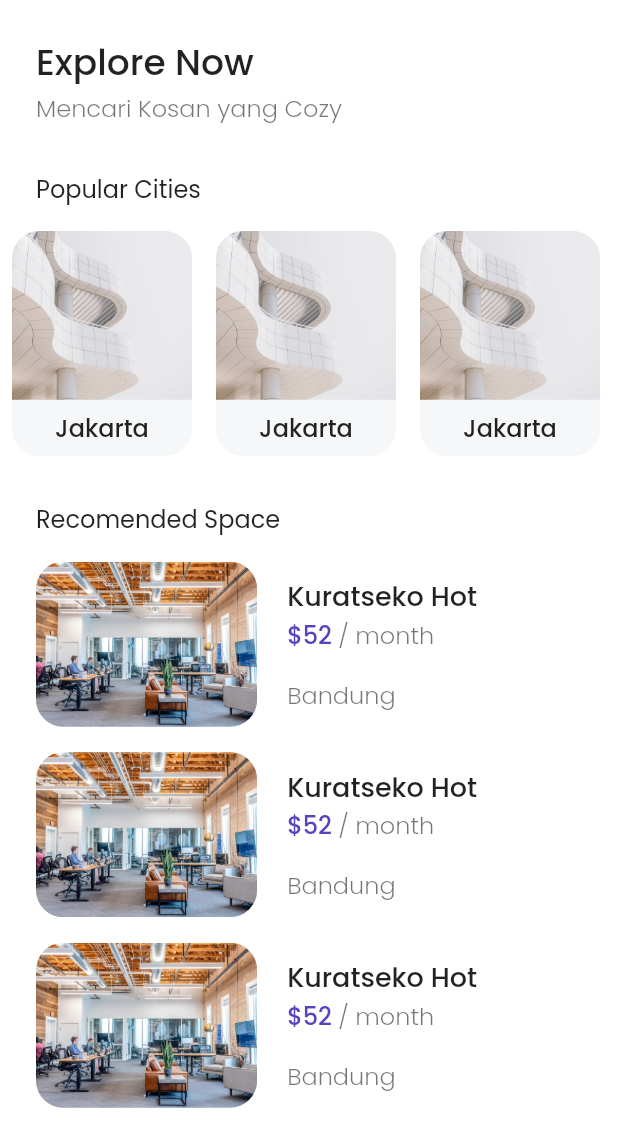
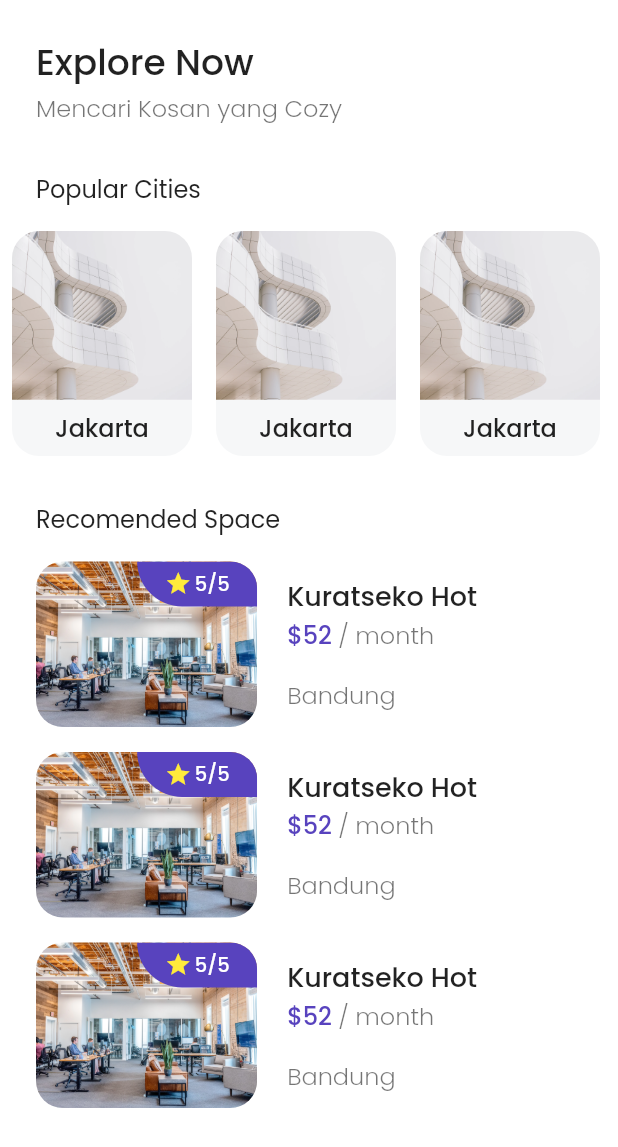
Before and after one commit to Muhdzalf/bwa_kos, a Flutter app: the HomePage screen opened by its route, on a phone screen of 412 x 824 dp. Shown: the top 1147 px of the screen. Run offline on Flutter 3.47's test engine with Material 2 defaults, Android fonts, the phone set to English and light mode, and no system bars; our stand-ins replace google_fonts.

Commit message:
create badge for recomended space list

```diff
--- a/lib/pages/home/home_page.dart
+++ b/lib/pages/home/home_page.dart
@@ -1,6 +1,4 @@
 import 'package:bwa_kos/pages/widgets/content_title.dart';
-import 'package:bwa_kos/pages/widgets/recomendedspace_card.dart';
-import 'package:bwa_kos/theme.dart';
 import 'package:flutter/material.dart';
 import 'components/header.dart';
 import 'components/popularcities_list.dart';
--- /dev/null
+++ b/lib/pages/widgets/badge.dart
@@ -0,0 +1,41 @@
+import 'package:flutter/material.dart';
+
+import '../../theme.dart';
+
+class Badge extends StatelessWidget {
+  const Badge({
+    Key? key,
+  }) : super(key: key);
+
+  @override
+  Widget build(BuildContext context) {
+    return Positioned(
+      right: 0,
+      top: 0,
+      child: Container(
+        height: 30,
+        width: 80,
+        decoration: BoxDecoration(
+            color: purpleColor,
+            borderRadius: BorderRadius.only(bottomLeft: Radius.circular(100))),
+        child: Row(
+          mainAxisAlignment: MainAxisAlignment.center,
+          children: [
+            Icon(
+              Icons.star,
+              color: Colors.yellow,
+              size: 18,
+            ),
+            SizedBox(
+              width: 2,
+            ),
+            Text(
+              '5/5',
+              style: title.copyWith(fontSize: 13, color: Colors.white),
+            )
+          ],
+        ),
+      ),
+    );
+  }
+}
--- a/lib/pages/widgets/recomendedspace_card.dart
+++ b/lib/pages/widgets/recomendedspace_card.dart
@@ -1,6 +1,7 @@
 import 'package:flutter/material.dart';
 
 import '../../theme.dart';
+import 'badge.dart';
 
 class RecomendedSpaceCard extends StatelessWidget {
   final String name;
@@ -25,10 +26,8 @@ class RecomendedSpaceCard extends StatelessWidget {
               flex: 3,
               child: ClipRRect(
                   borderRadius: BorderRadius.circular(18),
-                  child: Image.asset(
-                    imageUrl,
-                    height: 110,
-                    fit: BoxFit.cover,
+                  child: Stack(
+                    children: [Image.asset(imageUrl), Badge()],
                   ))),
           SizedBox(
             width: 20,
```
